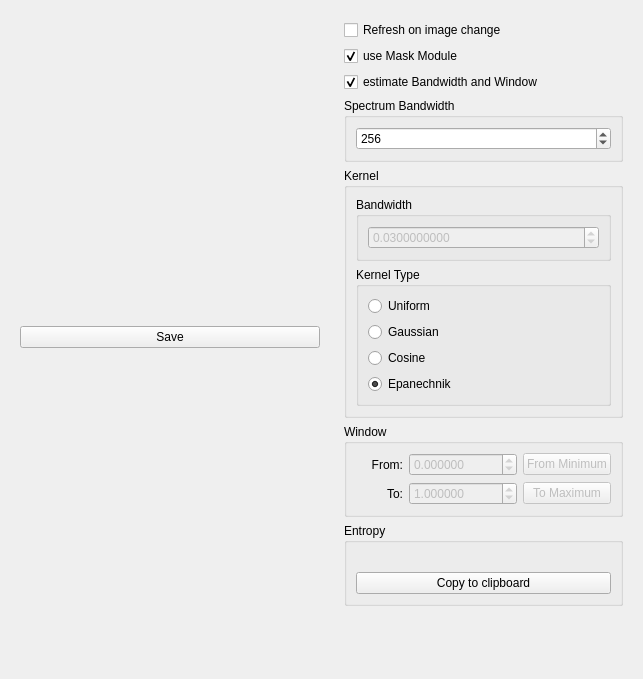
First picture: the form in source/modules/histogram/HistogramWidget.ui, repository josefkoller/ambient_image_processor, before the edit.
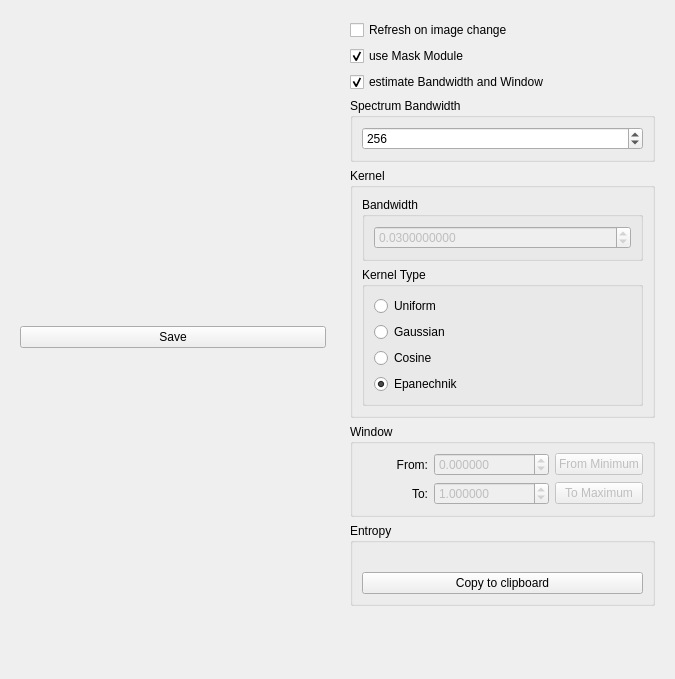
Second picture: the form after the edit. Custom widgets are drawn as their Qt base class.

Commit message: increase min max window from to

```diff
--- a/source/modules/histogram/HistogramWidget.ui
+++ b/source/modules/histogram/HistogramWidget.ui
@@ -6,7 +6,7 @@
    <rect>
     <x>0</x>
     <y>0</y>
-    <width>643</width>
+    <width>675</width>
     <height>679</height>
    </rect>
   </property>
@@ -257,10 +257,10 @@
             <number>6</number>
            </property>
            <property name="minimum">
-            <double>-50000.000000000000000</double>
+            <double>-999999999999.000000000000000</double>
            </property>
            <property name="maximum">
-            <double>5000.000000000000000</double>
+            <double>999999999.000000000000000</double>
            </property>
            <property name="singleStep">
             <double>0.010000000000000</double>
@@ -279,10 +279,10 @@
             <number>6</number>
            </property>
            <property name="minimum">
-            <double>-5000.000000000000000</double>
+            <double>-1000000000000000013287555072.000000000000000</double>
            </property>
            <property name="maximum">
-            <double>50000.000000000000000</double>
+            <double>99999999999.000000000000000</double>
            </property>
            <property name="singleStep">
             <double>0.010000000000000</double>
```
